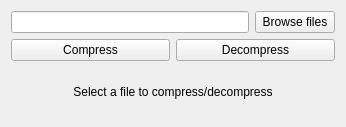
Old version of the form src/gui/mainwindow.ui in the repository LBerntsen/HuffmanCoder.
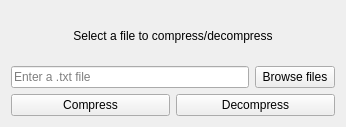
New version of the form.

```diff
--- a/src/gui/mainwindow.ui
+++ b/src/gui/mainwindow.ui
@@ -17,10 +17,24 @@
    <layout class="QGridLayout" name="gridLayout">
     <item row="0" column="0">
      <layout class="QVBoxLayout" name="verticalLayout">
+      <item>
+       <widget class="QLabel" name="mStatus">
+        <property name="text">
+         <string>Select a file to compress/decompress</string>
+        </property>
+        <property name="alignment">
+         <set>Qt::AlignmentFlag::AlignCenter</set>
+        </property>
+       </widget>
+      </item>
       <item>
        <layout class="QHBoxLayout" name="horizontalLayout">
         <item>
-         <widget class="QLineEdit" name="mSelectedFile"/>
+         <widget class="QLineEdit" name="mSelectedFile">
+          <property name="placeholderText">
+           <string>Enter a .txt file</string>
+          </property>
+         </widget>
         </item>
         <item>
          <widget class="QPushButton" name="mBrowseFiles">
@@ -49,16 +63,6 @@
         </item>
        </layout>
       </item>
-      <item>
-       <widget class="QLabel" name="mStatus">
-        <property name="text">
-         <string>Select a file to compress/decompress</string>
-        </property>
-        <property name="alignment">
-         <set>Qt::AlignmentFlag::AlignCenter</set>
-        </property>
-       </widget>
-      </item>
      </layout>
     </item>
    </layout>
```
